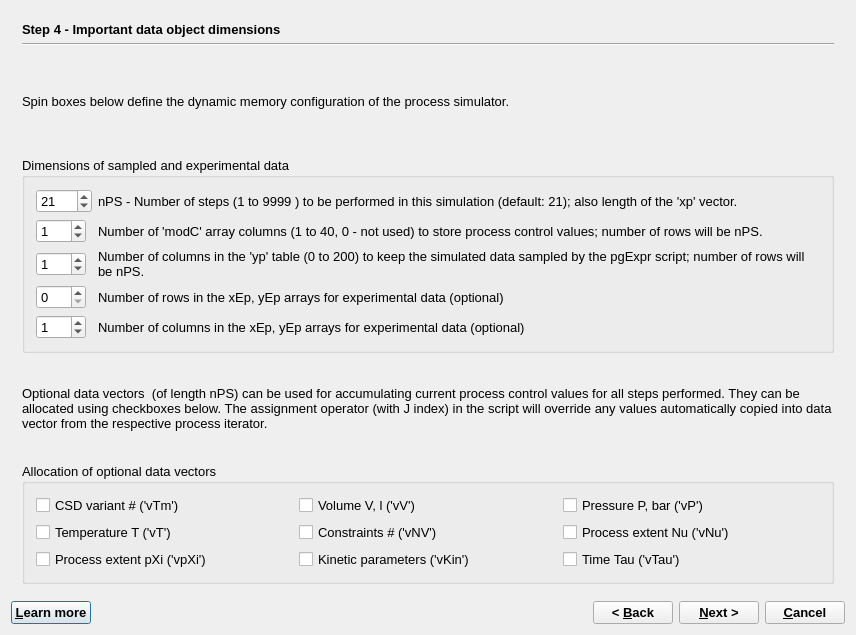
This is GUI/Dialogs4/ProcessWizard4.ui in gemshub/GEMSGUI as Qt 5 draws it before an edit. The edited form follows.
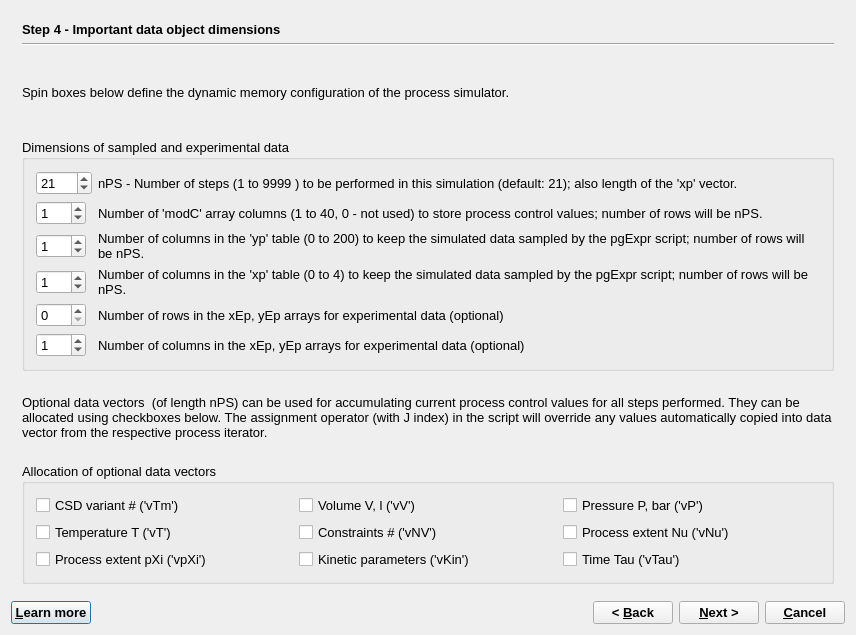
This is the edited form. The open tabs and pages were chosen to show the change.

Patch:
```diff
--- a/GUI/Dialogs4/ProcessWizard4.ui
+++ b/GUI/Dialogs4/ProcessWizard4.ui
@@ -24,7 +24,7 @@
   <property name="modal">
    <bool>true</bool>
   </property>
-  <layout class="QVBoxLayout" name="verticalLayout_4">
+  <layout class="QVBoxLayout" name="verticalLayout_6">
    <item>
     <widget class="QStackedWidget" name="stackedWidget">
      <property name="mouseTracking">
@@ -43,7 +43,7 @@
       <enum>QFrame::Plain</enum>
      </property>
      <property name="currentIndex">
-      <number>5</number>
+      <number>3</number>
      </property>
      <widget class="QWidget" name="page">
       <layout class="QVBoxLayout" name="verticalLayout_5">
@@ -572,8 +572,8 @@
       </layout>
      </widget>
      <widget class="QWidget" name="page_2">
-      <layout class="QGridLayout">
-       <item row="0" column="0">
+      <layout class="QVBoxLayout" name="verticalLayout_4">
+       <item>
         <widget class="QLabel" name="label">
          <property name="sizePolicy">
           <sizepolicy hsizetype="Preferred" vsizetype="Fixed">
@@ -592,14 +592,14 @@
          </property>
         </widget>
        </item>
-       <item row="1" column="0">
+       <item>
         <widget class="Line" name="line_2">
          <property name="orientation">
           <enum>Qt::Horizontal</enum>
          </property>
         </widget>
        </item>
-       <item row="2" column="0">
+       <item>
         <widget class="QLabel" name="textLabel2">
          <property name="sizePolicy">
           <sizepolicy hsizetype="Preferred" vsizetype="Preferred">
@@ -618,7 +618,7 @@
          </property>
         </widget>
        </item>
-       <item row="3" column="0">
+       <item>
         <widget class="QGroupBox" name="groupBox_2">
          <property name="sizePolicy">
           <sizepolicy hsizetype="Minimum" vsizetype="Minimum">
@@ -629,7 +629,7 @@
          <property name="title">
           <string>Dimensions of sampled and experimental data </string>
          </property>
-         <layout class="QGridLayout">
+         <layout class="QGridLayout" name="gridLayout_4">
           <item row="0" column="0">
            <widget class="QSpinBox" name="pPoints">
             <property name="sizePolicy">
@@ -751,6 +751,47 @@
            </widget>
           </item>
           <item row="3" column="0">
+           <widget class="QSpinBox" name="pGraphX">
+            <property name="sizePolicy">
+             <sizepolicy hsizetype="Fixed" vsizetype="Fixed">
+              <horstretch>0</horstretch>
+              <verstretch>0</verstretch>
+             </sizepolicy>
+            </property>
+            <property name="minimumSize">
+             <size>
+              <width>50</width>
+              <height>0</height>
+             </size>
+            </property>
+            <property name="minimum">
+             <number>0</number>
+            </property>
+            <property name="maximum">
+             <number>200</number>
+            </property>
+            <property name="value">
+             <number>1</number>
+            </property>
+           </widget>
+          </item>
+          <item row="3" column="1">
+           <widget class="QLabel" name="TextLabel1_3">
+            <property name="text">
+             <string>Number of columns in the 'xp' table (0 to 4) to keep the simulated data sampled by the pgExpr script; number of rows will be nPS.</string>
+            </property>
+            <property name="alignment">
+             <set>Qt::AlignVCenter</set>
+            </property>
+            <property name="wordWrap">
+             <bool>true</bool>
+            </property>
+            <property name="buddy">
+             <cstring>pGraph</cstring>
+            </property>
+           </widget>
+          </item>
+          <item row="4" column="0">
            <widget class="QSpinBox" name="pELine">
             <property name="sizePolicy">
              <sizepolicy hsizetype="Fixed" vsizetype="Fixed">
@@ -772,7 +813,7 @@
             </property>
            </widget>
           </item>
-          <item row="3" column="1">
+          <item row="4" column="1">
            <widget class="QLabel" name="TextLabel1_2_2">
             <property name="text">
              <string>Number of rows in the xEp, yEp arrays for experimental data (optional)</string>
@@ -788,7 +829,7 @@
             </property>
            </widget>
           </item>
-          <item row="4" column="0">
+          <item row="5" column="0">
            <widget class="QSpinBox" name="pECol">
             <property name="sizePolicy">
              <sizepolicy hsizetype="Fixed" vsizetype="Fixed">
@@ -813,7 +854,7 @@
             </property>
            </widget>
           </item>
-          <item row="4" column="1">
+          <item row="5" column="1">
            <widget class="QLabel" name="TextLabel1_2_2_2">
             <property name="text">
              <string>Number of columns in the xEp, yEp arrays for experimental data (optional)</string>
@@ -832,7 +873,7 @@
          </layout>
         </widget>
        </item>
-       <item row="4" column="0">
+       <item>
         <widget class="QLabel" name="textLabel1">
          <property name="sizePolicy">
           <sizepolicy hsizetype="Preferred" vsizetype="Preferred">
@@ -851,7 +892,7 @@
          </property>
         </widget>
        </item>
-       <item row="5" column="0">
+       <item>
         <widget class="QGroupBox" name="groupBox_3">
          <property name="sizePolicy">
           <sizepolicy hsizetype="Minimum" vsizetype="Minimum">
```
